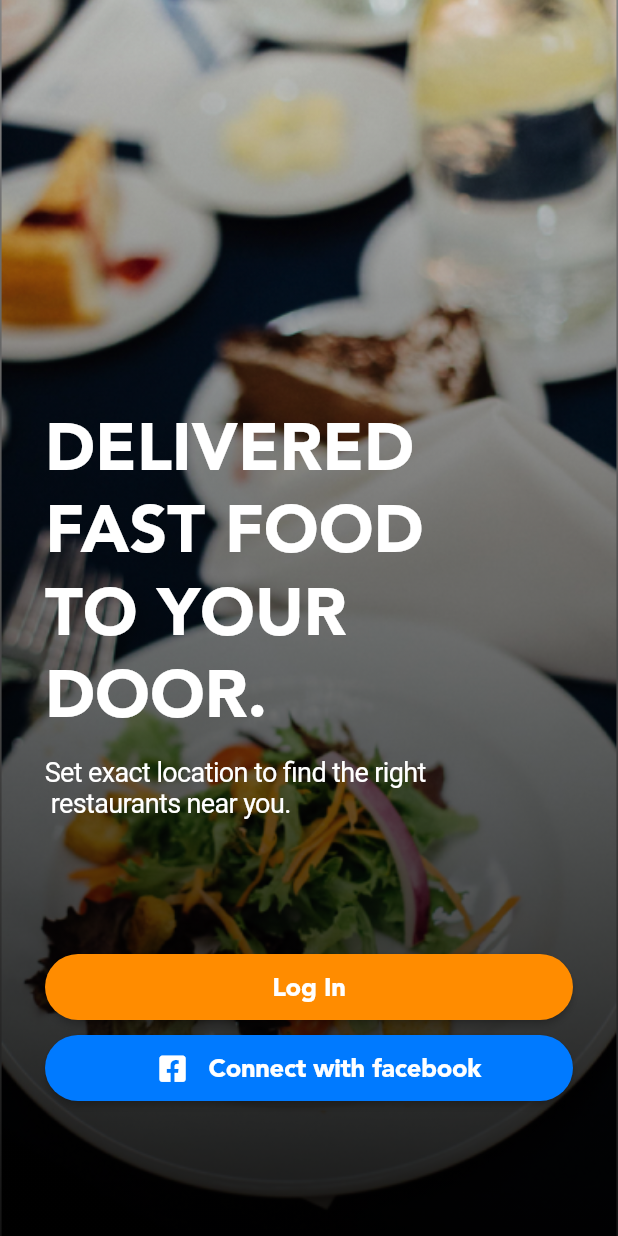
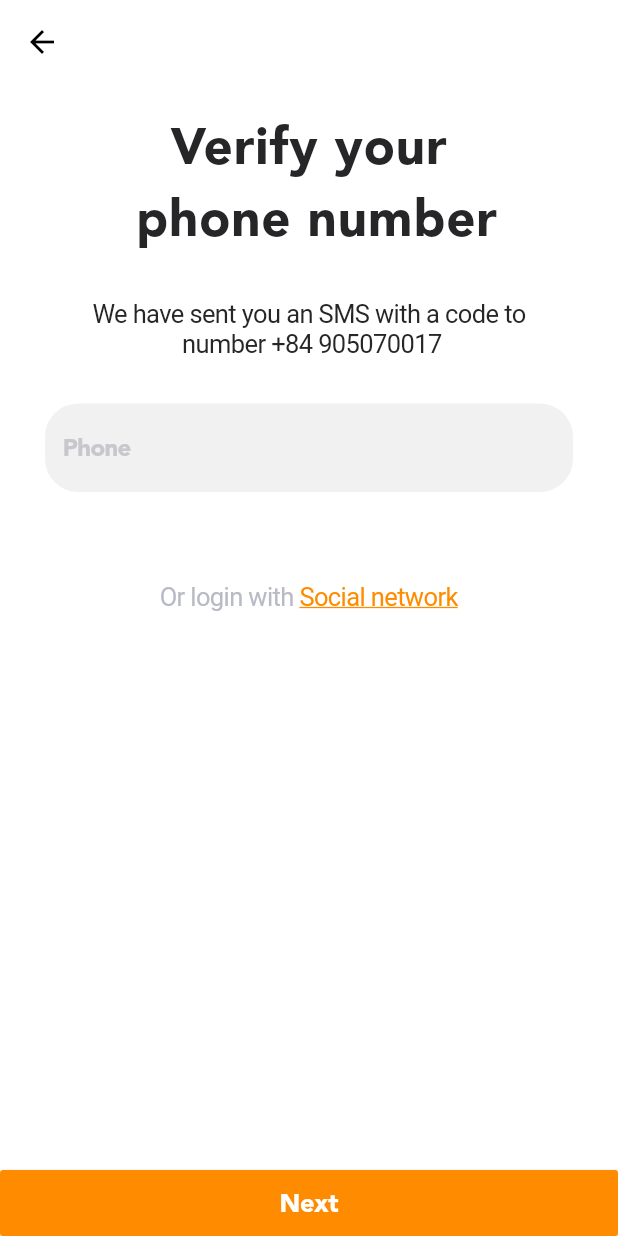
Before and after one commit to phucvo0709/flutter-shop-cake, a Flutter app: the screen it shows after launch, on a phone screen of 412 x 824 dp. Run offline on Flutter 3.47's test engine with Material 2 defaults, Android fonts, the phone set to English and light mode, and no system bars; our stand-ins replace font_awesome_flutter, google_fonts, page_transition.

```diff
--- a/lib/main.dart
+++ b/lib/main.dart
@@ -1,6 +1,7 @@
 import 'package:flutter/material.dart';
 import 'package:flutter_shop_cake/constants/color_constant.dart';
 import 'package:flutter_shop_cake/screens/create_account_screen.dart';
+import 'package:flutter_shop_cake/screens/verify_phone_screen.dart';
 import 'package:flutter_shop_cake/screens/welcome_screen.dart';
 
 void main() {
@@ -20,8 +21,12 @@ class MyApp extends StatelessWidget {
         visualDensity: VisualDensity.adaptivePlatformDensity,
         fontFamily: "Avenir",
       ),
-      home: WelcomeScreen(),
-      routes: {CreateAccountScreen.routeName: (ctx) => CreateAccountScreen()},
+      home: VerifyPhoneScreen(),
+      routes: {
+        WelcomeScreen.routeName: (ctx) => WelcomeScreen(),
+        CreateAccountScreen.routeName: (ctx) => CreateAccountScreen(),
+        VerifyPhoneScreen.routeName: (ctx) => VerifyPhoneScreen(),
+      },
     );
   }
 }
--- /dev/null
+++ b/lib/screens/verify_phone_screen.dart
@@ -0,0 +1,164 @@
+import 'package:flutter/gestures.dart';
+import 'package:flutter/material.dart';
+import 'package:flutter_shop_cake/constants/color_constant.dart';
+import 'package:flutter_shop_cake/screens/welcome_screen.dart';
+import 'package:google_fonts/google_fonts.dart';
+
+class VerifyPhoneScreen extends StatefulWidget {
+  static const routeName = "/verify-phone";
+  @override
+  _VerifyPhoneScreenState createState() => _VerifyPhoneScreenState();
+}
+
+class _VerifyPhoneScreenState extends State<VerifyPhoneScreen> {
+  final ColorConstant colorConstant = ColorConstant();
+  final _globalKey = GlobalKey<ScaffoldState>();
+  @override
+  Widget build(BuildContext context) {
+    return Scaffold(
+      key: _globalKey,
+      appBar: AppBar(
+        backgroundColor: Colors.white,
+        elevation: 0,
+        leading: IconButton(
+          icon: Icon(Icons.arrow_back),
+          onPressed: () {
+            Navigator.of(context).pop();
+          },
+        ),
+      ),
+      body: Container(
+        height: MediaQuery.of(context).size.height,
+        width: MediaQuery.of(context).size.width,
+        color: Colors.white,
+        child: Stack(
+          children: [
+            Padding(
+              padding: EdgeInsets.symmetric(vertical: 15.0, horizontal: 30.0),
+              child: Column(
+                children: [
+                  Text(
+                    "Verify your\n phone number",
+                    textAlign: TextAlign.center,
+                    style: TextStyle(
+                      color: colorConstant.blackColor,
+                      fontSize: 34.0,
+                      height: 1.4,
+                      letterSpacing: 0.6,
+                    ),
+                  ),
+                  SizedBox(
+                    height: 32.0,
+                  ),
+                  Text(
+                    "We have sent you an SMS with a code to\n number +84 905070017",
+                    textAlign: TextAlign.center,
+                    style: GoogleFonts.roboto(
+                      textStyle: TextStyle(
+                        color: colorConstant.blackColor,
+                        fontSize: 17.0,
+                        letterSpacing: -0.4,
+                        height: 1.2,
+                        fontWeight: FontWeight.normal,
+                      ),
+                    ),
+                  ),
+                  SizedBox(
+                    height: 30.0,
+                  ),
+                  TextFormField(
+                    keyboardType: TextInputType.number,
+                    decoration: InputDecoration(
+                      hintText: "Phone",
+                      filled: true,
+                      fillColor: Color(0xff8e8e93).withOpacity(0.12),
+                      enabledBorder: OutlineInputBorder(
+                        borderSide: BorderSide(
+                          color: Colors.transparent,
+                        ),
+                        borderRadius: BorderRadius.all(
+                          Radius.circular(22.0),
+                        ),
+                      ),
+                      border: OutlineInputBorder(
+                        borderRadius: BorderRadius.all(
+                          Radius.circular(22.0),
+                        ),
+                      ),
+                      hintStyle: TextStyle(
+                        color: colorConstant.greyColor,
+                        letterSpacing: -0.4,
+                      ),
+                    ),
+                    validator: (value) {
+                      if (value.isEmpty) {
+                        return 'Please enter some text';
+                      }
+                      return null;
+                    },
+                  ),
+                  SizedBox(
+                    height: 60.0,
+                  ),
+                  RichText(
+                    text: TextSpan(
+                      text: "Or login with ",
+                      style: GoogleFonts.roboto(
+                        textStyle: TextStyle(
+                          color: Color(0xFFB8BBC6),
+                          fontSize: 17.0,
+                          letterSpacing: -0.4,
+                          height: 1.2,
+                          fontWeight: FontWeight.normal,
+                        ),
+                      ),
+                      children: [
+                        TextSpan(
+                          recognizer: new TapGestureRecognizer()
+                            ..onTap = () => Navigator.of(context)
+                                .pushReplacementNamed(WelcomeScreen.routeName),
+                          text: "Social network",
+                          style: GoogleFonts.roboto(
+                            textStyle: TextStyle(
+                              decoration: TextDecoration.underline,
+                              color: Theme.of(context).primaryColor,
+                              fontSize: 17.0,
+                              letterSpacing: -0.4,
+                              height: 1.2,
+                              fontWeight: FontWeight.normal,
+                            ),
+                          ),
+                        ),
+                      ],
+                    ),
+                  )
+                ],
+              ),
+            ),
+            Align(
+              alignment: Alignment.bottomCenter,
+              child: SizedBox(
+                height: 44.0,
+                width: MediaQuery.of(context).size.width,
+                child: RaisedButton(
+                  onPressed: () {
+                    print('ok');
+                  },
+                  color: Theme.of(context).primaryColor,
+                  child: Text(
+                    "Next",
+                    style: TextStyle(
+                      color: Colors.white,
+                      fontSize: 17.0,
+                      letterSpacing: -0.2,
+                    ),
+                  ),
+                ),
+              ),
+            ),
+          ],
+        ),
+      ),
+    );
+  }
+}
--- a/lib/screens/welcome_screen.dart
+++ b/lib/screens/welcome_screen.dart
@@ -6,6 +6,7 @@ import 'package:google_fonts/google_fonts.dart';
 import 'package:page_transition/page_transition.dart';
 
 class WelcomeScreen extends StatelessWidget {
+  static const routeName = "/welcome";
   final ColorConstant colorConstant = ColorConstant();
   @override
   Widget build(BuildContext context) {
```
Also changed, not shown: lib/screens/create_account_screen.dart (+71 -13 lines), lib/screens/forgot_password.dart (added, +14 -0 lines).
